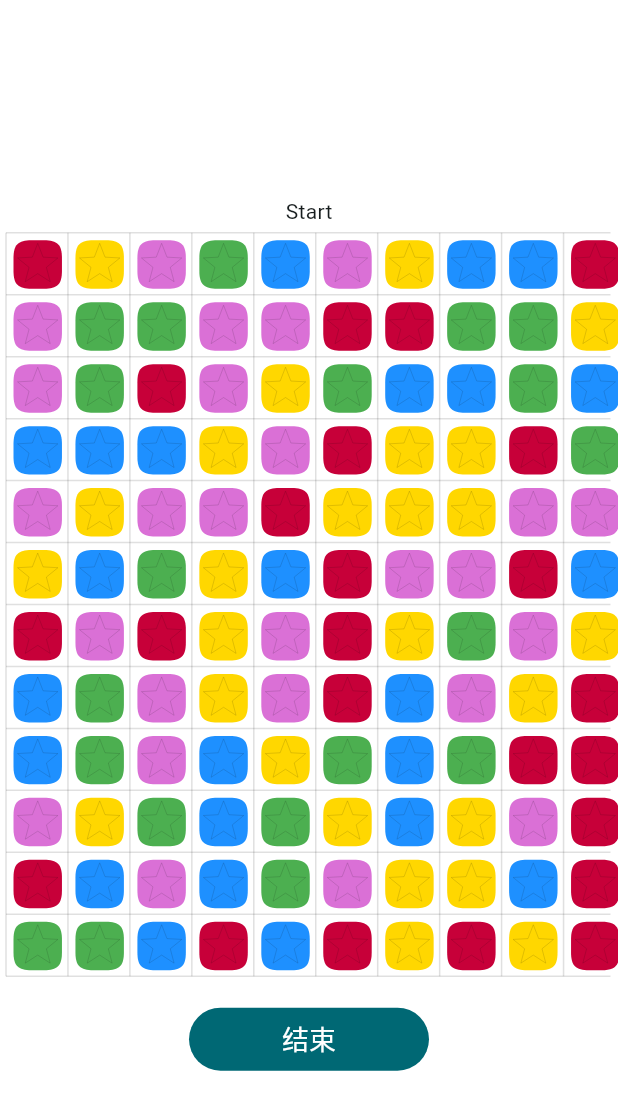
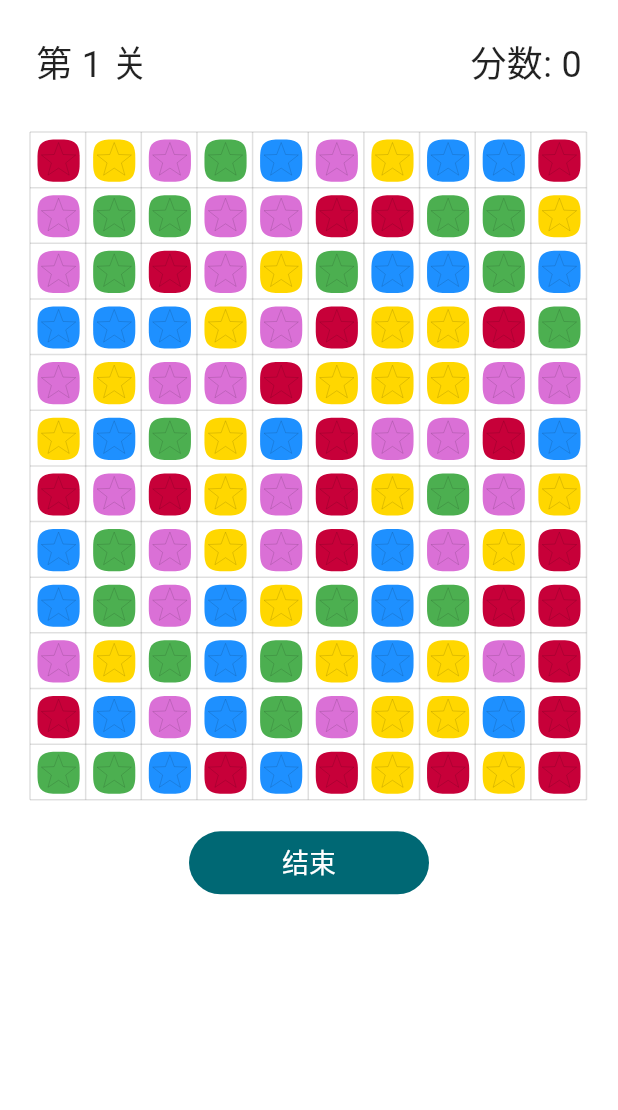
Before and after one commit to ChenCoin/dogcart, a Flutter app: the screen it shows after launch, after a tap on "开始游戏", on a phone screen of 412 x 824 dp. Shown: the top 1110 px of the screen. Run offline on Flutter 3.47's test engine with Material 3 defaults, Android fonts, the phone set to English and light mode, and no system bars.

Commit message:
add score

```diff
--- a/lib/data/grid_data.dart
+++ b/lib/data/grid_data.dart
@@ -14,6 +14,9 @@ class GridData {
   int highestScore = 0;
 
   int gameState = 0;
+
+  // 第几关
+  int level = 0;
 
   GridData() {
     for (int i = 0; i < row; i++) {
@@ -57,6 +60,7 @@ class GridData {
     var sameColors = findSameColors(color, dx, dy);
     if (sameColors.length >= 2) {
       blockGrids(sameColors);
+      score += sameColors.length * sameColors.length * 5;
     }
     print('onTap $dx $dy, num: ${sameColors.length}');
     return sameColors.length;
--- a/lib/main.dart
+++ b/lib/main.dart
@@ -68,22 +68,51 @@
   Widget build(BuildContext context) {
     final screenSize = MediaQuery.of(context).size;
     // 宽度为屏幕宽度 - 40，特殊适配大屏
-    final double width = min(screenSize.width - 32, 400);
+    final double width = min(screenSize.width - 32, 422);
     double height = width / 10 * 16;
     return Scaffold(
       backgroundColor: Colors.white60,
-      body: Center(
+      body: Align(
+        alignment: Alignment.topCenter,
         child: Column(
-          mainAxisAlignment: MainAxisAlignment.center,
+          mainAxisAlignment: MainAxisAlignment.start,
           children: <Widget>[
-            const Padding(
-              padding: EdgeInsets.all(8),
-              child: Text(''),
+            SizedBox(
+              width: width - 16,
+              height: 84,
+              child: Stack(
+                children: [
+                  if (data.gameState == 1) ...[
+                    Align(
+                      alignment: Alignment.centerLeft,
+                      child: Text(
+                        '第 ${data.level + 1} 关 ',
+                        style: const TextStyle(
+                          fontSize: 24,
+                          color: Colors.black87,
+                        ),
+                      ),
+                    ),
+                    Align(
+                      alignment: Alignment.centerRight,
+                      child: Text(
+                        '分数: ${data.score}',
+                        style: const TextStyle(
+                          fontSize: 24,
+                          color: Colors.black87,
+                        ),
+                      ),
+                    ),
+                    const Padding(padding: EdgeInsets.all(8)),
+                  ],
+                ],
+              ),
             ),
-            const Text(
-              'Start',
+            GameBoard(
+              data: data,
+              width: width,
+              callback: () => setState(() {}),
             ),
-            GameBoard(data: data),
             Padding(
               padding: const EdgeInsets.all(16),
               child: SizedBox(
--- a/lib/view/game_board.dart
+++ b/lib/view/game_board.dart
@@ -6,7 +6,15 @@ import 'star_board.dart';
 class GameBoard extends StatefulWidget {
   final GridData data;
 
-  const GameBoard({super.key, required this.data});
+  final double width;
+
+  final void Function() callback;
+
+  const GameBoard(
+      {super.key,
+      required this.data,
+      required this.width,
+      required this.callback});
 
   @override
   State<StatefulWidget> createState() => _GameBoardState();
@@ -16,7 +24,7 @@ class _GameBoardState extends State<GameBoard> {
   @override
   Widget build(BuildContext context) {
     var data = widget.data;
-    double width = 422;
+    double width = widget.width;
     double grid = data.obtainGrid(width);
     double height = data.obtainHeight(grid);
     return SizedBox(
@@ -25,6 +33,7 @@ class _GameBoardState extends State<GameBoard> {
       child: StarBoard(
         size: Size(width, height),
         data: data,
+        callback: widget.callback,
       ),
     );
   }
--- a/lib/view/star_board.dart
+++ b/lib/view/star_board.dart
@@ -8,7 +8,13 @@ class StarBoard extends StatefulWidget {
 
   final GridData data;
 
-  const StarBoard({super.key, required this.size, required this.data});
+  final void Function() callback;
+
+  const StarBoard(
+      {super.key,
+      required this.size,
+      required this.data,
+      required this.callback});
 
   @override
   State<StatefulWidget> createState() => _StarBoardState();
@@ -33,7 +39,8 @@ class _StarBoardState extends State<StarBoard> {
     double grid = widget.size.width / GridData.col;
     int score = widget.data.onTap((dx / grid).floor(), (dy / grid).floor());
     if (score >= 2) {
-      setState(() {});
+      // setState(() {});
+      widget.callback();
     }
   }
 }
```
